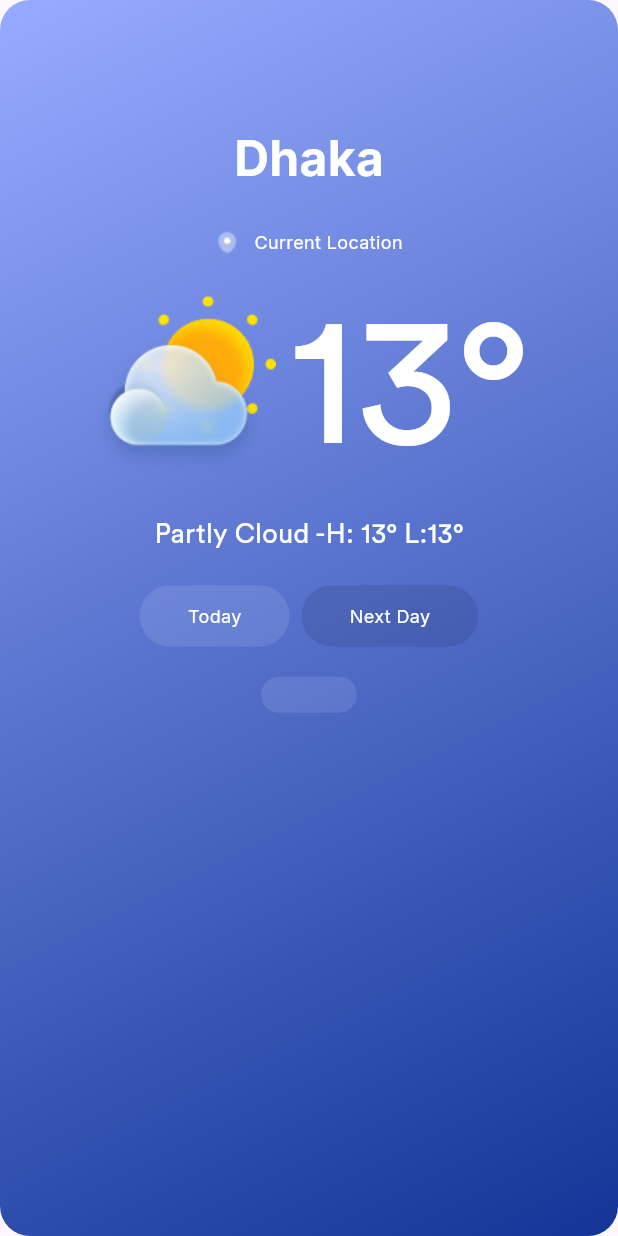
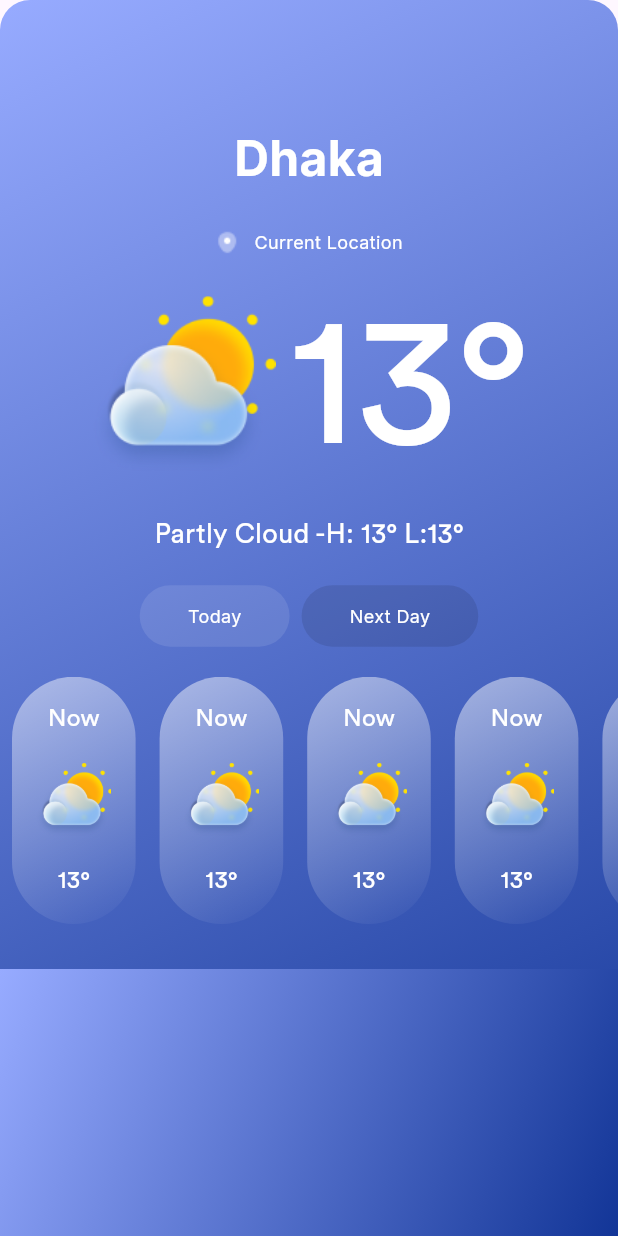
Before and after one commit to Shaown292/weather_app, a Flutter app: the screen it shows after launch, on a phone screen of 412 x 824 dp. Run offline on Flutter 3.47's test engine with Material 3 defaults, Android fonts, the phone set to English and light mode, and no system bars; our stand-ins replace get, google_fonts.

Commit message:
Creating UI

```diff
--- a/lib/app/modules/home/views/home_view.dart
+++ b/lib/app/modules/home/views/home_view.dart
@@ -1,4 +1,7 @@
+
+import 'package:flutter/cupertino.dart';
 import 'package:flutter/material.dart';
+import 'package:flutter/widgets.dart';
 
 import 'package:get/get.dart';
 import 'package:weather_app/constant/image_path/imagePath.dart';
@@ -10,11 +13,11 @@ class HomeView extends GetView<HomeController> {
 
   @override
   Widget build(BuildContext context) {
-    return  Scaffold(
+    return Scaffold(
       body: Container(
-        width: Get.width,
+        width: Get.width ,
         height: Get.height,
-        decoration:  BoxDecoration(
+        decoration: BoxDecoration(
           borderRadius: BorderRadius.circular(20),
           gradient: const LinearGradient(
             begin: Alignment.topLeft,
@@ -23,11 +26,18 @@ class HomeView extends GetView<HomeController> {
           ),
         ),
         child: Column(
+          mainAxisAlignment: MainAxisAlignment.spaceBetween,
+          children: [
+            Column(
               crossAxisAlignment: CrossAxisAlignment.center,
               children: [
-            SizedBox(height: Get.height * 0.1,),
+                SizedBox(
+                  height: Get.height * 0.1,
+                ),
                 Text("Dhaka", style: AppTextStyle.interW700size32),
-            SizedBox(height: Get.height * 0.03,),
+                SizedBox(
+                  height: Get.height * 0.03,
+                ),
                 Row(
                   mainAxisAlignment: MainAxisAlignment.center,
                   children: [
@@ -36,8 +46,11 @@ class HomeView extends GetView<HomeController> {
                       width: 16,
                       child: Image.asset(ImagePath.location),
                     ),
-                const SizedBox(width: 10,),
-                Text("Current Location", style: AppTextStyle.interW400size12),
+                    const SizedBox(
+                      width: 10,
+                    ),
+                    Text("Current Location",
+                        style: AppTextStyle.interW400size12),
                   ],
                 ),
                 Row(
@@ -48,43 +61,110 @@ class HomeView extends GetView<HomeController> {
                       width: Get.width * 0.3,
                       child: Image.asset(ImagePath.cloud),
                     ),
-                const SizedBox(width: 10,),
+                    const SizedBox(
+                      width: 10,
+                    ),
                     const Text("13°", style: AppTextStyle.circularW300size122),
-
                   ],
                 ),
-            const Text("Partly Cloud -H: 13° L:13°", style: AppTextStyle.circularW400size18),
-            const SizedBox(height: 20,),
+                const Text("Partly Cloud -H: 13° L:13°",
+                    style: AppTextStyle.circularW400size18),
+                const SizedBox(
+                  height: 20,
+                ),
                 Row(
                   mainAxisAlignment: MainAxisAlignment.center,
                   children: [
                     Container(
-                  padding: const EdgeInsets.symmetric(vertical: 12, horizontal: 32),
+                      padding: const EdgeInsets.symmetric(
+                          vertical: 12, horizontal: 32),
                       decoration: BoxDecoration(
                           borderRadius: BorderRadius.circular(100),
-                    color: Colors.white.withOpacity(0.1)
-                  ),
+                          color: Colors.white.withOpacity(0.1)),
                       child: Text("Today", style: AppTextStyle.interW400size12),
                     ),
                     const SizedBox(width: 8),
                     Container(
-                  padding: const EdgeInsets.symmetric(vertical: 12, horizontal: 32),
+                      padding: const EdgeInsets.symmetric(
+                          vertical: 12, horizontal: 32),
                       decoration: BoxDecoration(
                           borderRadius: BorderRadius.circular(100),
-                    color: const Color(0xff000000).withOpacity(0.1)
-                  ),
-                  child: Text("Next Day", style: AppTextStyle.interW400size12),
+                          color: const Color(0xff000000).withOpacity(0.1)),
+                      child:
+                          Text("Next Day", style: AppTextStyle.interW400size12),
                     ),
                   ],
                 ),
-            const SizedBox(height: 20,),
+                const SizedBox(
+                  height: 20,
+                ),
+                SizedBox(
+                  height: Get.height * 0.2,
+                  child: ListView.builder(
+                      shrinkWrap: true,
+                      scrollDirection: Axis.horizontal,
+                      itemCount: 5,
+                      itemBuilder: (BuildContext context, int index) {
+                        return Padding(
+                          padding: const EdgeInsets.symmetric(horizontal: 8.0),
+                          child:
                           Container(
-              padding: const EdgeInsets.symmetric(vertical: 12, horizontal: 32),
+                              height: Get.height * 0.2,
+                              width: Get.width * 0.2,
+                              padding: const EdgeInsets.symmetric(
+                                  vertical: 8, horizontal: 16),
                               decoration: BoxDecoration(
+                                gradient: LinearGradient(
+                                  begin: Alignment.topLeft,
+                                  end: Alignment.bottomRight,
+                                  colors: [
+                                    Colors.white,
+                                    Colors.white.withOpacity(0.0)
+                                  ],
+                                ),
+                                color: Colors.white.withOpacity(0.5),
                                 borderRadius: BorderRadius.circular(100),
-                  color: Colors.white.withOpacity(0.1)
                               ),
-              child: Column()
+                              child: Column(
+                                crossAxisAlignment: CrossAxisAlignment.center,
+                                mainAxisAlignment:
+                                MainAxisAlignment.spaceAround,
+                                children: [
+                                  const Text("Now",
+                                      style: AppTextStyle.circularW400size16),
+                                  Container(
+                                    height: 50,
+                                    width: 50,
+                                    decoration: const BoxDecoration(
+                                        image: DecorationImage(
+                                            image: AssetImage(ImagePath.cloud),
+                                            fit: BoxFit.cover)),
+                                  ),
+                                  const Text("13°",
+                                      style: AppTextStyle.circularW400size16),
+                                ],
+                              )),
+                        );
+                      }),
+                )
+              ],
+            ),
+            const SizedBox(
+              height: 30,
+            ),
+            Expanded(
+              child: ClipPath(
+                child: Container(
+                  decoration: const BoxDecoration(
+                    gradient: LinearGradient(
+                      begin: Alignment.topLeft,
+                      end: Alignment.bottomRight,
+                      colors: [Color(0xff97ABFF), Color(0xff123597)],
+                    ),
+                  ),
+
+                ),
+              ),
             ),
           ],
         ),
--- a/lib/constant/textStyle.dart
+++ b/lib/constant/textStyle.dart
@@ -14,4 +14,5 @@ class AppTextStyle {
   );
   static const  TextStyle circularW300size122 = TextStyle(color: Colors.white, fontSize:122 , fontFamily: "Circular Std");
   static const  TextStyle circularW400size18 = TextStyle(color: Colors.white, fontSize:18 , fontFamily: "Circular Std");
+  static const  TextStyle circularW400size16 = TextStyle(color: Colors.white, fontSize:16 , fontFamily: "Circular Std");
 }
```
Lines whose indentation alone changed are shown as unchanged.
